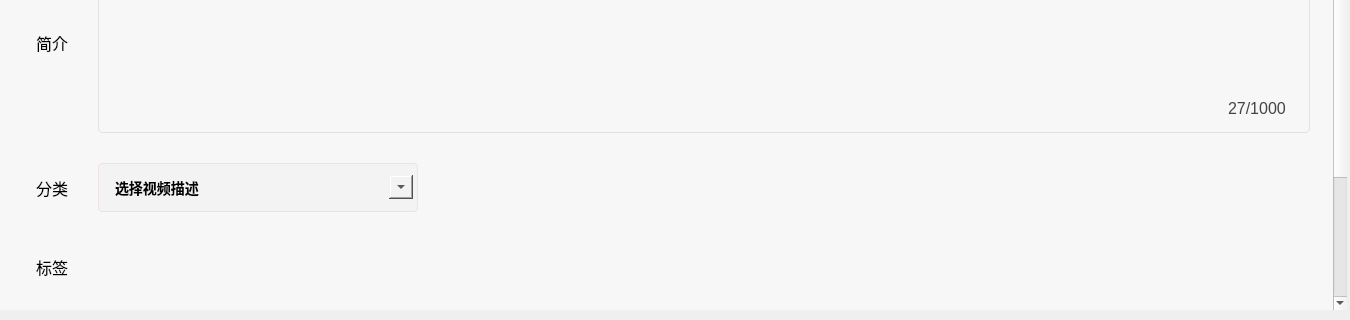
Old version of the form VisNova/component/uploadVideoPage.ui in the repository 2932238802/VidNova; both pictures show x 0 to 1350 and y 528 to 848 of the 1350 by 848 pixel window.
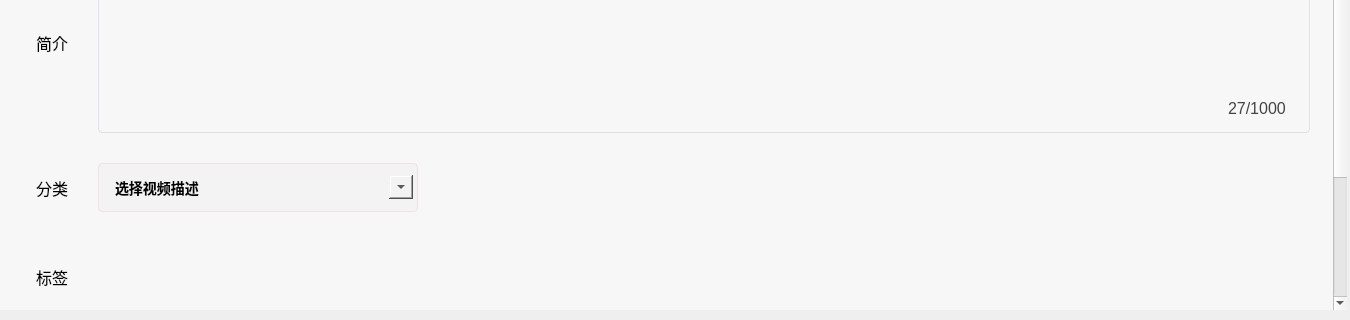
New version of the form. Icons and pictures are not drawn.

What changed in the file:
```diff
--- a/VisNova/component/uploadVideoPage.ui
+++ b/VisNova/component/uploadVideoPage.ui
@@ -41,6 +41,7 @@
       <string notr="true">
 #scrollArea {
 border: none;
+color:black;
 }
 
 
@@ -89,7 +90,7 @@
       <property name="geometry">
        <rect>
         <x>0</x>
-        <y>0</y>
+        <y>-143</y>
         <width>1337</width>
         <height>981</height>
        </rect>
@@ -965,7 +966,7 @@
             </property>
             <layout class="QHBoxLayout" name="horizontalLayout_9">
              <property name="spacing">
-              <number>30</number>
+              <number>10</number>
              </property>
              <property name="leftMargin">
               <number>16</number>
@@ -977,7 +978,7 @@
               <number>0</number>
              </property>
              <property name="bottomMargin">
-              <number>20</number>
+              <number>0</number>
              </property>
              <item>
               <widget class="QLabel" name="tagsLabel">
```
Left out of the diff: 37 changed lines with no effect on the pictures.
